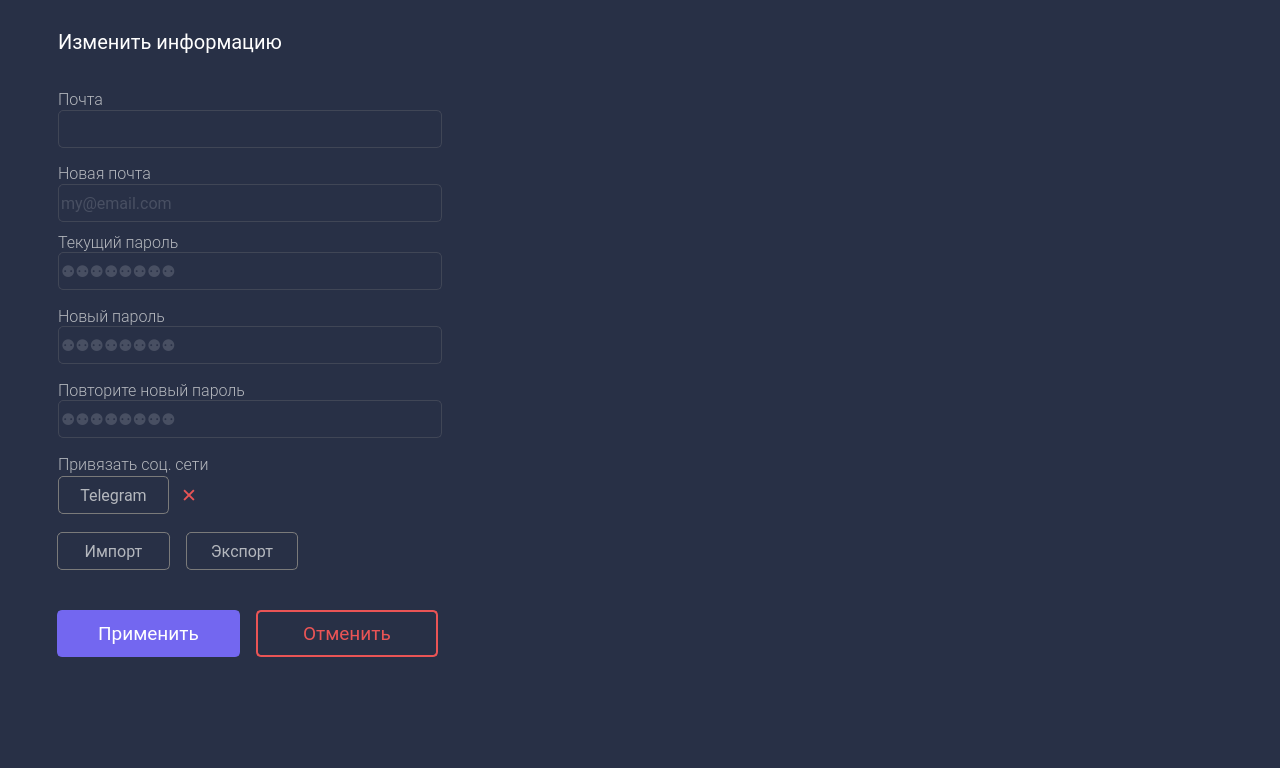
yurii-bel/project_2021, file design/settings_d.ui: the form before one commit.
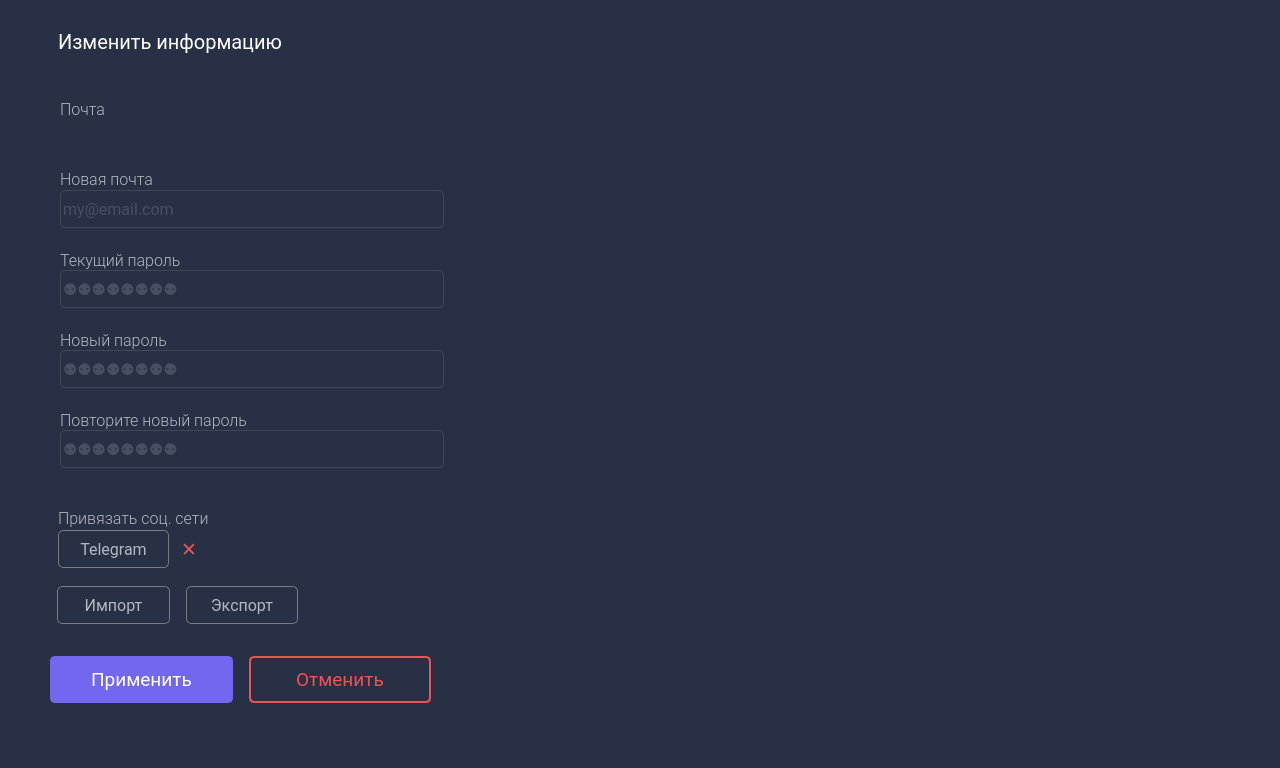
The form after the commit. Icons and pictures are not drawn.

Diff of the .ui file:
```diff
--- a/design/settings_d.ui
+++ b/design/settings_d.ui
@@ -16,39 +16,11 @@
   <property name="styleSheet">
    <string notr="true">background-color: rgb(40, 48, 70);</string>
   </property>
-  <widget class="QLineEdit" name="settings_lineedit_email">
-   <property name="geometry">
-    <rect>
-     <x>58</x>
-     <y>110</y>
-     <width>384</width>
-     <height>38</height>
-    </rect>
-   </property>
-   <property name="font">
-    <font>
-     <family>Roboto</family>
-     <pointsize>12</pointsize>
-    </font>
-   </property>
-   <property name="styleSheet">
-    <string notr="true">QLineEdit { 
-color: #676D7D;
-background: #283046;
-border: 1px solid #404656;
-border-radius: 5px;
-}
-
-QLineEdit:hover {
-border: 1px solid rgb(95, 85, 200);
-}</string>
-   </property>
-  </widget>
   <widget class="QLineEdit" name="settings_lineedit_oldpass">
    <property name="geometry">
     <rect>
-     <x>58</x>
-     <y>252</y>
+     <x>60</x>
+     <y>270</y>
      <width>384</width>
      <height>38</height>
     </rect>
@@ -82,7 +54,7 @@
    <property name="geometry">
     <rect>
      <x>58</x>
-     <y>476</y>
+     <y>530</y>
      <width>111</width>
      <height>38</height>
     </rect>
@@ -121,8 +93,8 @@
   <widget class="QLabel" name="settings_text_oldpass">
    <property name="geometry">
     <rect>
-     <x>58</x>
-     <y>232</y>
+     <x>60</x>
+     <y>250</y>
      <width>384</width>
      <height>20</height>
     </rect>
@@ -143,8 +115,8 @@
   <widget class="QLabel" name="settings_text_newpass">
    <property name="geometry">
     <rect>
-     <x>58</x>
-     <y>306</y>
+     <x>60</x>
+     <y>330</y>
      <width>384</width>
      <height>20</height>
     </rect>
@@ -188,8 +160,8 @@
   <widget class="QLineEdit" name="settings_lineedit_newpass">
    <property name="geometry">
     <rect>
-     <x>58</x>
-     <y>326</y>
+     <x>60</x>
+     <y>350</y>
      <width>384</width>
      <height>38</height>
     </rect>
@@ -222,8 +194,8 @@
   <widget class="QLabel" name="settings_text_repnewpass">
    <property name="geometry">
     <rect>
-     <x>58</x>
-     <y>380</y>
+     <x>60</x>
+     <y>410</y>
      <width>384</width>
      <height>20</height>
     </rect>
@@ -244,8 +216,8 @@
   <widget class="QLineEdit" name="settings_lineedit_repnewpass">
    <property name="geometry">
     <rect>
-     <x>58</x>
-     <y>400</y>
+     <x>60</x>
+     <y>430</y>
      <width>384</width>
      <height>38</height>
     </rect>
@@ -279,7 +251,7 @@
    <property name="geometry">
     <rect>
      <x>58</x>
-     <y>454</y>
+     <y>508</y>
      <width>384</width>
      <height>20</height>
     </rect>
@@ -300,8 +272,8 @@
   <widget class="QLabel" name="settings_text_email">
    <property name="geometry">
     <rect>
-     <x>58</x>
-     <y>90</y>
+     <x>60</x>
+     <y>100</y>
      <width>384</width>
      <height>18</height>
     </rect>
@@ -344,8 +316,8 @@
   <widget class="QWidget" name="horizontalLayoutWidget">
    <property name="geometry">
     <rect>
-     <x>57</x>
-     <y>594</y>
+     <x>50</x>
+     <y>640</y>
      <width>381</width>
      <height>80</height>
     </rect>
@@ -421,7 +393,7 @@
    <property name="geometry">
     <rect>
      <x>170</x>
-     <y>476</y>
+     <y>530</y>
      <width>38</width>
      <height>38</height>
     </rect>
@@ -451,7 +423,7 @@
    <property name="geometry">
     <rect>
      <x>170</x>
-     <y>476</y>
+     <y>530</y>
      <width>38</width>
      <height>38</height>
     </rect>
@@ -481,7 +453,7 @@
    <property name="geometry">
     <rect>
      <x>57</x>
-     <y>526</y>
+     <y>580</y>
      <width>251</width>
      <height>50</height>
     </rect>
@@ -566,8 +538,8 @@
   <widget class="QLabel" name="settings_text_email_2">
    <property name="geometry">
     <rect>
-     <x>58</x>
-     <y>164</y>
+     <x>60</x>
+     <y>170</y>
      <width>384</width>
      <height>18</height>
     </rect>
@@ -591,8 +563,8 @@
   <widget class="QLineEdit" name="settings_lineedit_email_new">
    <property name="geometry">
     <rect>
-     <x>58</x>
-     <y>184</y>
+     <x>60</x>
+     <y>190</y>
      <width>384</width>
      <height>38</height>
     </rect>
@@ -619,6 +591,48 @@
     <string>my@email.com</string>
    </property>
   </widget>
+  <widget class="QLabel" name="settings_lineedit_email">
+   <property name="geometry">
+    <rect>
+     <x>60</x>
+     <y>130</y>
+     <width>381</width>
+     <height>21</height>
+    </rect>
+   </property>
+   <property name="styleSheet">
+    <string notr="true">QLabel { 
+color: #676D7D;
+background: #283046;
+border-radius: 5px;
+text-decoration: underline;
+font-size: 13pt;
+}</string>
+   </property>
+   <property name="text">
+    <string/>
+   </property>
+  </widget>
+  <widget class="QLabel" name="settings_lbl_error">
+   <property name="geometry">
+    <rect>
+     <x>60</x>
+     <y>476</y>
+     <width>381</width>
+     <height>20</height>
+    </rect>
+   </property>
+   <property name="styleSheet">
+    <string notr="true">QLabel {
+font-size: 10pt;
+color: #7367F0;
+}
+</string>
+   </property>
+   <property name="text">
+    <string/>
+   </property>
+  </widget>
   <zorder>settings_imglbl_telegram_verify</zorder>
   <zorder>settings_imglbl_telegram_noverify</zorder>
   <zorder>settings_lineedit_email</zorder>
```
Left out of the diff: 3 changed lines with no effect on the pictures.
